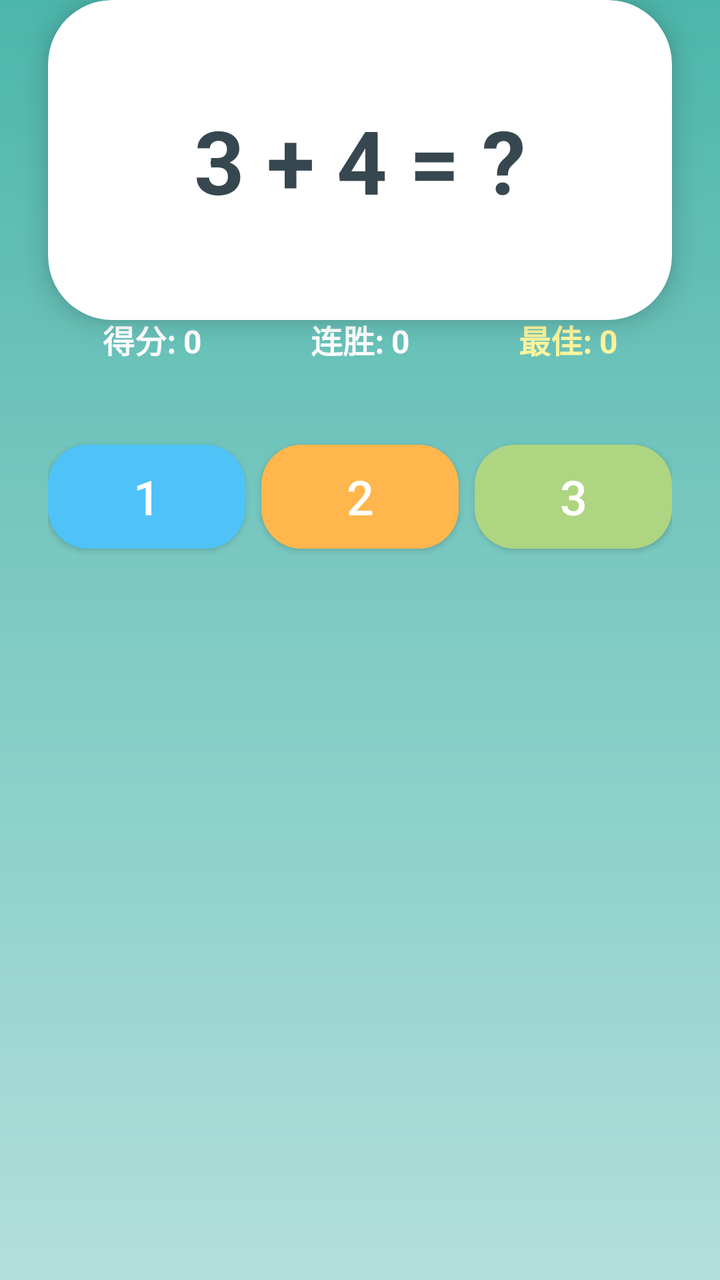
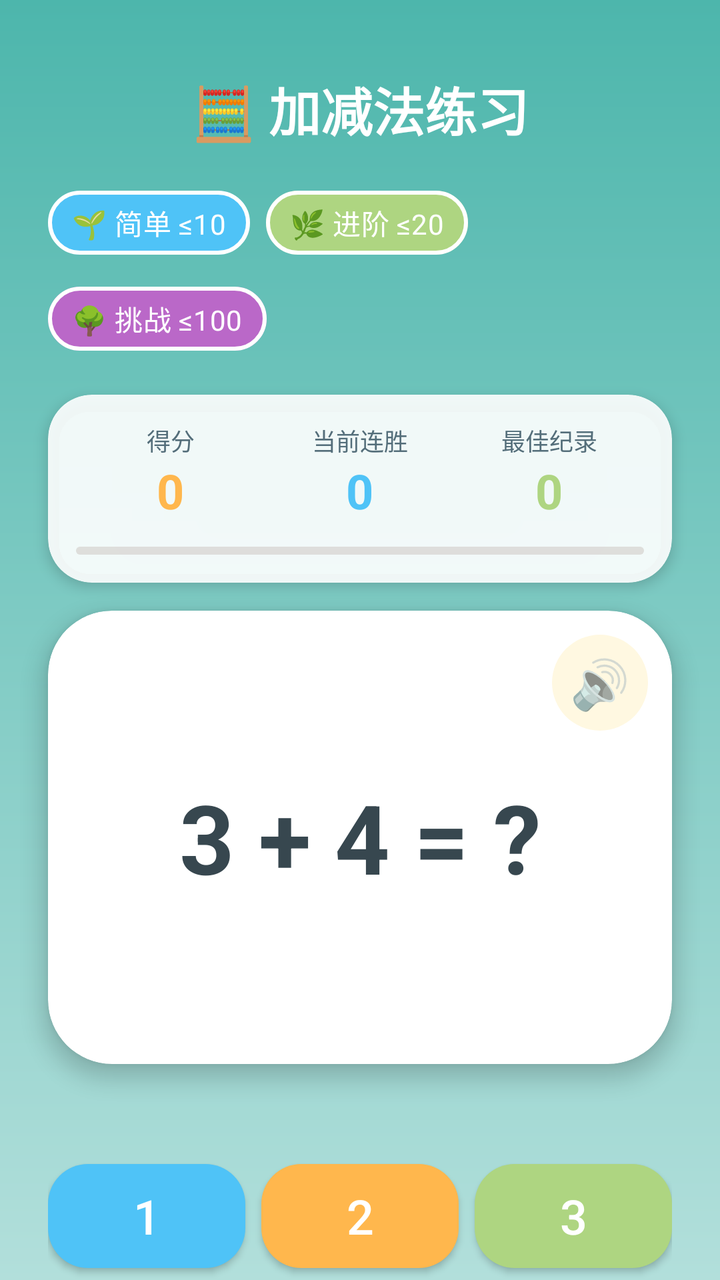

The first picture is an Android layout as it rendered before a commit; the second is the same layout after the commit. The layout source and the unified diff follow.
<!-- AndroidManifest.xml: application theme Theme.FirstApplication -->
<!-- res/layout/activity_number_arithmetic.xml -->
<?xml version="1.0" encoding="utf-8"?>
<androidx.constraintlayout.widget.ConstraintLayout xmlns:android="http://schemas.android.com/apk/res/android"
    xmlns:app="http://schemas.android.com/apk/res-auto"
    android:layout_width="match_parent"
    android:layout_height="match_parent"
    android:background="@drawable/bg_kids_arithmetic">

    <TextView
        android:id="@+id/tvHeader"
        android:layout_width="wrap_content"
        android:layout_height="wrap_content"
        android:layout_marginTop="40dp"
        android:text="➕ 数字加减法"
        android:textColor="#FFFFFF"
        android:textSize="26sp"
        android:textStyle="bold"
        app:layout_constraintEnd_toEndOf="parent"
        app:layout_constraintStart_toStartOf="parent"
        app:layout_constraintTop_toTopOf="parent" />

    
    <com.google.android.material.chip.ChipGroup
        android:id="@+id/chipGroupLevel"
        android:layout_width="wrap_content"
        android:layout_height="wrap_content"
        android:layout_marginTop="16dp"
        app:chipSpacingHorizontal="10dp"
        app:layout_constraintEnd_toEndOf="parent"
        app:layout_constraintStart_toStartOf="parent"
        app:layout_constraintTop_toBottomOf="@id/tvHeader">

        <com.google.android.material.chip.Chip
            android:id="@+id/chipLevel1"
            style="@style/Widget.MaterialComponents.Chip.Choice"
            android:layout_width="wrap_content"
            android:layout_height="wrap_content"
            android:text="简单 (≤10)"
            android:textColor="@color/white"
            app:chipBackgroundColor="@color/kids_grass"
            app:chipStrokeColor="@color/white"
            app:chipStrokeWidth="2dp" />

        <com.google.android.material.chip.Chip
            android:id="@+id/chipLevel2"
            style="@style/Widget.MaterialComponents.Chip.Choice"
            android:layout_width="wrap_content"
            android:layout_height="wrap_content"
            android:text="进阶 (≤20)"
            android:textColor="@color/white"
            app:chipBackgroundColor="@color/kids_orange"
            app:chipStrokeColor="@color/white"
            app:chipStrokeWidth="2dp" />

        <com.google.android.material.chip.Chip
            android:id="@+id/chipLevel3"
            style="@style/Widget.MaterialComponents.Chip.Choice"
            android:layout_width="wrap_content"
            android:layout_height="wrap_content"
            android:text="挑战 (≤100)"
            android:textColor="@color/white"
            app:chipBackgroundColor="@color/kids_purple"
            app:chipStrokeColor="@color/white"
            app:chipStrokeWidth="2dp" />
    </com.google.android.material.chip.ChipGroup>

    
    <LinearLayout
        android:layout_width="0dp"
        android:layout_height="wrap_content"
        android:layout_marginStart="24dp"
        android:layout_marginEnd="24dp"
        android:layout_marginTop="16dp"
        android:orientation="horizontal"
        app:layout_constraintEnd_toEndOf="parent"
        app:layout_constraintStart_toStartOf="parent"
        app:layout_constraintTop_toBottomOf="@id/chipGroupLevel">

        <TextView
            android:id="@+id/tvScore"
            android:layout_width="0dp"
            android:layout_height="wrap_content"
            android:layout_weight="1"
            android:gravity="center"
            android:text="得分: 0"
            android:textColor="#FFFFFF"
            android:textSize="16sp"
            android:textStyle="bold" />

        <TextView
            android:id="@+id/tvStreak"
            android:layout_width="0dp"
            android:layout_height="wrap_content"
            android:layout_weight="1"
            android:gravity="center"
            android:text="连胜: 0"
            android:textColor="#FFFFFF"
            android:textSize="16sp"
            android:textStyle="bold" />

        <TextView
            android:id="@+id/tvBest"
            android:layout_width="0dp"
            android:layout_height="wrap_content"
            android:layout_weight="1"
            android:gravity="center"
            android:text="最佳: 0"
            android:textColor="#FFF59D"
            android:textSize="16sp"
            android:textStyle="bold" />
    </LinearLayout>

    
    <com.google.android.material.card.MaterialCardView
        android:id="@+id/cardQuestion"
        android:layout_width="0dp"
        android:layout_height="wrap_content"
        android:layout_marginStart="24dp"
        android:layout_marginEnd="24dp"
        android:layout_marginTop="24dp"
        app:cardBackgroundColor="@color/white"
        app:cardCornerRadius="32dp"
        app:cardElevation="8dp"
        app:layout_constraintEnd_toEndOf="parent"
        app:layout_constraintStart_toStartOf="parent"
        app:layout_constraintTop_toBottomOf="@id/tvScore">

        <TextView
            android:id="@+id/tvQuestion"
            android:layout_width="match_parent"
            android:layout_height="160dp"
            android:gravity="center"
            android:text="3 + 4 = ?"
            android:textColor="@color/kids_text_deep"
            android:textSize="44sp"
            android:textStyle="bold" />
    </com.google.android.material.card.MaterialCardView>

    
    <TextView
        android:id="@+id/tvFeedback"
        android:layout_width="wrap_content"
        android:layout_height="wrap_content"
        android:layout_marginTop="12dp"
        android:text=""
        android:textSize="18sp"
        android:textStyle="bold"
        app:layout_constraintEnd_toEndOf="parent"
        app:layout_constraintStart_toStartOf="parent"
        app:layout_constraintTop_toBottomOf="@id/cardQuestion" />

    
    <LinearLayout
        android:id="@+id/answerRow"
        android:layout_width="0dp"
        android:layout_height="wrap_content"
        android:layout_marginStart="24dp"
        android:layout_marginEnd="24dp"
        android:layout_marginTop="20dp"
        android:orientation="horizontal"
        app:layout_constraintEnd_toEndOf="parent"
        app:layout_constraintStart_toStartOf="parent"
        app:layout_constraintTop_toBottomOf="@id/tvFeedback">

        <com.google.android.material.button.MaterialButton
            android:id="@+id/btnAns1"
            android:layout_width="0dp"
            android:layout_height="64dp"
            android:layout_marginEnd="8dp"
            android:layout_weight="1"
            android:textSize="24sp"
            android:textColor="@color/white"
            android:text="1"
            app:backgroundTint="@color/kids_sky_blue_deep"
            app:cornerRadius="20dp"
            app:elevation="3dp" />

        <com.google.android.material.button.MaterialButton
            android:id="@+id/btnAns2"
            android:layout_width="0dp"
            android:layout_height="64dp"
            android:layout_marginEnd="8dp"
            android:layout_weight="1"
            android:textSize="24sp"
            android:textColor="@color/white"
            android:text="2"
            app:backgroundTint="@color/kids_orange"
            app:cornerRadius="20dp"
            app:elevation="3dp" />

        <com.google.android.material.button.MaterialButton
            android:id="@+id/btnAns3"
            android:layout_width="0dp"
            android:layout_height="64dp"
            android:layout_weight="1"
            android:textSize="24sp"
            android:textColor="@color/white"
            android:text="3"
            app:backgroundTint="@color/kids_grass"
            app:cornerRadius="20dp"
            app:elevation="3dp" />
    </LinearLayout>

    <Button
        android:id="@+id/btnNext"
        android:layout_width="0dp"
        android:layout_height="56dp"
        android:layout_marginStart="48dp"
        android:layout_marginEnd="48dp"
        android:layout_marginTop="20dp"
        android:backgroundTint="@color/kids_pink"
        android:text="下一题 ➜"
        android:textColor="@color/kids_text_deep"
        android:textSize="18sp"
        android:textStyle="bold"
        android:visibility="gone"
        app:layout_constraintEnd_toEndOf="parent"
        app:layout_constraintStart_toStartOf="parent"
        app:layout_constraintTop_toBottomOf="@id/answerRow" />

</androidx.constraintlayout.widget.ConstraintLayout>
<!-- resources referenced by this layout -->
<resources>
  <color name="kids_grass">#FFAED581</color>
  <color name="kids_orange">#FFFFB74D</color>
  <color name="kids_pink">#FFF8BBD0</color>
  <color name="kids_purple">#FFBA68C8</color>
  <color name="kids_sky_blue_deep">#FF4FC3F7</color>
  <color name="kids_text_deep">#FF37474F</color>
  <color name="white">#FFFFFFFF</color>
  <!-- drawable bg_kids_arithmetic (drawable) -->
  <?xml version="1.0" encoding="utf-8"?>
  <shape xmlns:android="http://schemas.android.com/apk/res/android" android:shape="rectangle">
      <gradient
          android:angle="270"
          android:startColor="#4DB6AC"
          android:centerColor="#80CBC4"
          android:endColor="#B2DFDB" />
  </shape>
  <style name="Theme.FirstApplication" parent="Theme.MaterialComponents.DayNight.NoActionBar">
          
          <item name="colorPrimary">@color/purple_500</item>
          <item name="colorPrimaryVariant">@color/purple_700</item>
          <item name="colorOnPrimary">@color/white</item>
          
          <item name="colorSecondary">@color/teal_200</item>
          <item name="android:windowNoTitle">true</item>
  
          <item name="colorSecondaryVariant">@color/teal_700</item>
          <item name="colorOnSecondary">@color/black</item>
          
          <item name="android:statusBarColor">?attr/colorPrimaryVariant</item>
          
      </style>
  <color name="purple_500">#FF6200EE</color>
  <color name="purple_700">#FF3700B3</color>
  <color name="teal_200">#FF03DAC5</color>
  <color name="teal_700">#FF018786</color>
  <color name="black">#FF000000</color>
</resources>

<!-- the commit's change to res/layout/activity_number_arithmetic.xml (unified diff, before → after) -->
@@ -1,42 +1,40 @@
 <?xml version="1.0" encoding="utf-8"?>
-<androidx.constraintlayout.widget.ConstraintLayout xmlns:android="http://schemas.android.com/apk/res/android"
+<LinearLayout xmlns:android="http://schemas.android.com/apk/res/android"
     xmlns:app="http://schemas.android.com/apk/res-auto"
     android:layout_width="match_parent"
     android:layout_height="match_parent"
-    android:background="@drawable/bg_kids_arithmetic">
+    android:background="@drawable/bg_kids_arithmetic"
+    android:orientation="vertical">
 
     <TextView
         android:id="@+id/tvHeader"
         android:layout_width="wrap_content"
         android:layout_height="wrap_content"
-        android:layout_marginTop="40dp"
-        android:text="➕ 数字加减法"
+        android:layout_gravity="center_horizontal"
+        android:layout_marginTop="36dp"
+        android:text="🧮 加减法练习"
         android:textColor="#FFFFFF"
         android:textSize="26sp"
-        android:textStyle="bold"
-        app:layout_constraintEnd_toEndOf="parent"
-        app:layout_constraintStart_toStartOf="parent"
-        app:layout_constraintTop_toTopOf="parent" />
-
-    
+        android:textStyle="bold" />
+
     <com.google.android.material.chip.ChipGroup
         android:id="@+id/chipGroupLevel"
-        android:layout_width="wrap_content"
-        android:layout_height="wrap_content"
-        android:layout_marginTop="16dp"
-        app:chipSpacingHorizontal="10dp"
-        app:layout_constraintEnd_toEndOf="parent"
-        app:layout_constraintStart_toStartOf="parent"
-        app:layout_constraintTop_toBottomOf="@id/tvHeader">
+        android:layout_width="match_parent"
+        android:layout_height="wrap_content"
+        android:layout_marginHorizontal="24dp"
+        android:layout_marginTop="14dp"
+        app:chipSpacingHorizontal="8dp"
+        app:singleSelection="true"
+        app:selectionRequired="false">
 
         <com.google.android.material.chip.Chip
             android:id="@+id/chipLevel1"
             style="@style/Widget.MaterialComponents.Chip.Choice"
             android:layout_width="wrap_content"
             android:layout_height="wrap_content"
-            android:text="简单 (≤10)"
-            android:textColor="@color/white"
-            app:chipBackgroundColor="@color/kids_grass"
+            android:text="🌱 简单 ≤10"
+            android:textColor="@color/white"
+            app:chipBackgroundColor="@color/kids_sky_blue_deep"
             app:chipStrokeColor="@color/white"
             app:chipStrokeWidth="2dp" />
 
@@ -45,9 +43,9 @@
             style="@style/Widget.MaterialComponents.Chip.Choice"
             android:layout_width="wrap_content"
             android:layout_height="wrap_content"
-            android:text="进阶 (≤20)"
-            android:textColor="@color/white"
-            app:chipBackgroundColor="@color/kids_orange"
+            android:text="🌿 进阶 ≤20"
+            android:textColor="@color/white"
+            app:chipBackgroundColor="@color/kids_grass"
             app:chipStrokeColor="@color/white"
             app:chipStrokeWidth="2dp" />
 
@@ -56,7 +54,7 @@
             style="@style/Widget.MaterialComponents.Chip.Choice"
             android:layout_width="wrap_content"
             android:layout_height="wrap_content"
-            android:text="挑战 (≤100)"
+            android:text="🌳 挑战 ≤100"
             android:textColor="@color/white"
             app:chipBackgroundColor="@color/kids_purple"
             app:chipStrokeColor="@color/white"
@@ -64,102 +62,170 @@
     </com.google.android.material.chip.ChipGroup>
 
     
-    <LinearLayout
-        android:layout_width="0dp"
-        android:layout_height="wrap_content"
-        android:layout_marginStart="24dp"
-        android:layout_marginEnd="24dp"
-        android:layout_marginTop="16dp"
-        android:orientation="horizontal"
-        app:layout_constraintEnd_toEndOf="parent"
-        app:layout_constraintStart_toStartOf="parent"
-        app:layout_constraintTop_toBottomOf="@id/chipGroupLevel">
-
-        <TextView
-            android:id="@+id/tvScore"
-            android:layout_width="0dp"
-            android:layout_height="wrap_content"
-            android:layout_weight="1"
-            android:gravity="center"
-            android:text="得分: 0"
-            android:textColor="#FFFFFF"
-            android:textSize="16sp"
-            android:textStyle="bold" />
-
-        <TextView
-            android:id="@+id/tvStreak"
-            android:layout_width="0dp"
-            android:layout_height="wrap_content"
-            android:layout_weight="1"
-            android:gravity="center"
-            android:text="连胜: 0"
-            android:textColor="#FFFFFF"
-            android:textSize="16sp"
-            android:textStyle="bold" />
-
-        <TextView
-            android:id="@+id/tvBest"
-            android:layout_width="0dp"
-            android:layout_height="wrap_content"
-            android:layout_weight="1"
-            android:gravity="center"
-            android:text="最佳: 0"
-            android:textColor="#FFF59D"
-            android:textSize="16sp"
-            android:textStyle="bold" />
-    </LinearLayout>
+    <com.google.android.material.card.MaterialCardView
+        android:layout_width="match_parent"
+        android:layout_height="wrap_content"
+        android:layout_marginHorizontal="24dp"
+        android:layout_marginTop="14dp"
+        app:cardBackgroundColor="#E6FFFFFF"
+        app:cardCornerRadius="22dp"
+        app:cardElevation="4dp">
+
+        <LinearLayout
+            android:layout_width="match_parent"
+            android:layout_height="wrap_content"
+            android:orientation="vertical"
+            android:padding="14dp">
+
+            <LinearLayout
+                android:layout_width="match_parent"
+                android:layout_height="wrap_content"
+                android:orientation="horizontal">
+
+                <LinearLayout
+                    android:layout_width="0dp"
+                    android:layout_height="wrap_content"
+                    android:layout_weight="1"
+                    android:gravity="center"
+                    android:orientation="vertical">
+
+                    <TextView
+                        android:layout_width="wrap_content"
+                        android:layout_height="wrap_content"
+                        android:text="得分"
+                        android:textColor="@color/kids_text"
+                        android:textSize="12sp" />
+
+                    <TextView
+                        android:id="@+id/tvScore"
+                        android:layout_width="wrap_content"
+                        android:layout_height="wrap_content"
+                        android:text="0"
+                        android:textColor="@color/kids_orange"
+                        android:textSize="24sp"
+                        android:textStyle="bold" />
+                </LinearLayout>
+
+                <LinearLayout
+                    android:layout_width="0dp"
+                    android:layout_height="wrap_content"
+                    android:layout_weight="1"
+                    android:gravity="center"
+                    android:orientation="vertical">
+
+                    <TextView
+                        android:layout_width="wrap_content"
+                        android:layout_height="wrap_content"
+                        android:text="当前连胜"
+                        android:textColor="@color/kids_text"
+                        android:textSize="12sp" />
+
+                    <TextView
+                        android:id="@+id/tvStreak"
+                        android:layout_width="wrap_content"
+                        android:layout_height="wrap_content"
+                        android:text="0"
+                        android:textColor="@color/kids_sky_blue_deep"
+                        android:textSize="24sp"
+                        android:textStyle="bold" />
+                </LinearLayout>
+
+                <LinearLayout
+                    android:layout_width="0dp"
+                    android:layout_height="wrap_content"
+                    android:layout_weight="1"
+                    android:gravity="center"
+                    android:orientation="vertical">
+
+                    <TextView
+                        android:layout_width="wrap_content"
+                        android:layout_height="wrap_content"
+                        android:text="最佳纪录"
+                        android:textColor="@color/kids_text"
+                        android:textSize="12sp" />
+
+                    <TextView
+                        android:id="@+id/tvBest"
+                        android:layout_width="wrap_content"
+                        android:layout_height="wrap_content"
+                        android:text="0"
+                        android:textColor="@color/kids_grass"
+                        android:textSize="24sp"
+                        android:textStyle="bold" />
+                </LinearLayout>
+            </LinearLayout>
+
+            
+            <com.google.android.material.progressindicator.LinearProgressIndicator
+                android:id="@+id/progressRound"
+                android:layout_width="match_parent"
+                android:layout_height="8dp"
+                android:layout_marginTop="12dp"
+                app:indicatorColor="@color/kids_orange"
+                app:trackColor="#40A1887F"
+                app:trackCornerRadius="4dp" />
+        </LinearLayout>
+    </com.google.android.material.card.MaterialCardView>
 
     
     <com.google.android.material.card.MaterialCardView
         android:id="@+id/cardQuestion"
-        android:layout_width="0dp"
-        android:layout_height="wrap_content"
-        android:layout_marginStart="24dp"
-        android:layout_marginEnd="24dp"
-        android:layout_marginTop="24dp"
+        android:layout_width="match_parent"
+        android:layout_height="0dp"
+        android:layout_marginHorizontal="24dp"
+        android:layout_marginTop="14dp"
+        android:layout_weight="1"
         app:cardBackgroundColor="@color/white"
         app:cardCornerRadius="32dp"
-        app:cardElevation="8dp"
-        app:layout_constraintEnd_toEndOf="parent"
-        app:layout_constraintStart_toStartOf="parent"
-        app:layout_constraintTop_toBottomOf="@id/tvScore">
-
-        <TextView
-            android:id="@+id/tvQuestion"
+        app:cardElevation="6dp">
+
+        <FrameLayout
             android:layout_width="match_parent"
-            android:layout_height="160dp"
-            android:gravity="center"
-            android:text="3 + 4 = ?"
-            android:textColor="@color/kids_text_deep"
-            android:textSize="44sp"
-            android:textStyle="bold" />
+            android:layout_height="match_parent">
+
+            <TextView
+                android:id="@+id/tvQuestion"
+                android:layout_width="match_parent"
+                android:layout_height="match_parent"
+                android:gravity="center"
+                android:text="3 + 4 = ?"
+                android:textColor="@color/kids_text_deep"
+                android:textSize="48sp"
+                android:textStyle="bold" />
+
+            <TextView
+                android:id="@+id/btnSpeakQuestion"
+                android:layout_width="48dp"
+                android:layout_height="48dp"
+                android:layout_gravity="top|end"
+                android:layout_margin="12dp"
+                android:background="@drawable/bg_speak_btn"
+                android:gravity="center"
+                android:text="🔊"
+                android:textSize="24sp" />
+        </FrameLayout>
     </com.google.android.material.card.MaterialCardView>
 
-    
     <TextView
         android:id="@+id/tvFeedback"
-        android:layout_width="wrap_content"
-        android:layout_height="wrap_content"
-        android:layout_marginTop="12dp"
+        android:layout_width="match_parent"
+        android:layout_height="wrap_content"
+        android:layout_marginHorizontal="24dp"
+        android:layout_marginTop="10dp"
+        android:gravity="center"
+        android:minHeight="28dp"
         android:text=""
+        android:textColor="@color/kids_text_deep"
         android:textSize="18sp"
-        android:textStyle="bold"
-        app:layout_constraintEnd_toEndOf="parent"
-        app:layout_constraintStart_toStartOf="parent"
-        app:layout_constraintTop_toBottomOf="@id/cardQuestion" />
-
-    
+        android:textStyle="bold" />
+
     <LinearLayout
         android:id="@+id/answerRow"
-        android:layout_width="0dp"
-        android:layout_height="wrap_content"
-        android:layout_marginStart="24dp"
-        android:layout_marginEnd="24dp"
-        android:layout_marginTop="20dp"
-        android:orientation="horizontal"
-        app:layout_constraintEnd_toEndOf="parent"
-        app:layout_constraintStart_toStartOf="parent"
-        app:layout_constraintTop_toBottomOf="@id/tvFeedback">
+        android:layout_width="match_parent"
+        android:layout_height="wrap_content"
+        android:layout_marginHorizontal="24dp"
+        android:layout_marginTop="6dp"
+        android:orientation="horizontal">
 
         <com.google.android.material.button.MaterialButton
             android:id="@+id/btnAns1"
@@ -167,9 +233,9 @@
             android:layout_height="64dp"
             android:layout_marginEnd="8dp"
             android:layout_weight="1"
+            android:text="1"
+            android:textColor="@color/white"
             android:textSize="24sp"
-            android:textColor="@color/white"
-            android:text="1"
             app:backgroundTint="@color/kids_sky_blue_deep"
             app:cornerRadius="20dp"
             app:elevation="3dp" />
@@ -180,9 +246,9 @@
             android:layout_height="64dp"
             android:layout_marginEnd="8dp"
             android:layout_weight="1"
+            android:text="2"
+            android:textColor="@color/white"
             android:textSize="24sp"
-            android:textColor="@color/white"
-            android:text="2"
             app:backgroundTint="@color/kids_orange"
             app:cornerRadius="20dp"
             app:elevation="3dp" />
@@ -192,9 +258,9 @@
             android:layout_width="0dp"
             android:layout_height="64dp"
             android:layout_weight="1"
+            android:text="3"
+            android:textColor="@color/white"
             android:textSize="24sp"
-            android:textColor="@color/white"
-            android:text="3"
             app:backgroundTint="@color/kids_grass"
             app:cornerRadius="20dp"
             app:elevation="3dp" />
@@ -202,19 +268,15 @@
 
     <Button
         android:id="@+id/btnNext"
-        android:layout_width="0dp"
+        android:layout_width="match_parent"
         android:layout_height="56dp"
-        android:layout_marginStart="48dp"
-        android:layout_marginEnd="48dp"
-        android:layout_marginTop="20dp"
+        android:layout_marginHorizontal="24dp"
+        android:layout_marginTop="12dp"
+        android:layout_marginBottom="20dp"
         android:backgroundTint="@color/kids_pink"
         android:text="下一题 ➜"
         android:textColor="@color/kids_text_deep"
         android:textSize="18sp"
         android:textStyle="bold"
-        android:visibility="gone"
-        app:layout_constraintEnd_toEndOf="parent"
-        app:layout_constraintStart_toStartOf="parent"
-        app:layout_constraintTop_toBottomOf="@id/answerRow" />
-
-</androidx.constraintlayout.widget.ConstraintLayout>
+        android:visibility="gone" />
+</LinearLayout>
<!-- resource entries referenced after the edit -->
@@ -5,6 +5,7 @@
   <color name="kids_pink">#FFF8BBD0</color>
   <color name="kids_purple">#FFBA68C8</color>
   <color name="kids_sky_blue_deep">#FF4FC3F7</color>
+  <color name="kids_text">#FF546E7A</color>
   <color name="kids_text_deep">#FF37474F</color>
   <color name="white">#FFFFFFFF</color>
   <!-- drawable bg_kids_arithmetic (drawable) -->
@@ -16,6 +17,20 @@
           android:centerColor="#80CBC4"
           android:endColor="#B2DFDB" />
   </shape>
+  <!-- drawable bg_speak_btn (drawable) -->
+  <?xml version="1.0" encoding="utf-8"?>
+  <selector xmlns:android="http://schemas.android.com/apk/res/android">
+      <item android:state_pressed="true">
+          <shape android:shape="oval">
+              <solid android:color="#FFE0B2" />
+          </shape>
+      </item>
+      <item>
+          <shape android:shape="oval">
+              <solid android:color="#FFF8E1" />
+          </shape>
+      </item>
+  </selector>
   <style name="Theme.FirstApplication" parent="Theme.MaterialComponents.DayNight.NoActionBar">
           
           <item name="colorPrimary">@color/purple_500</item>
